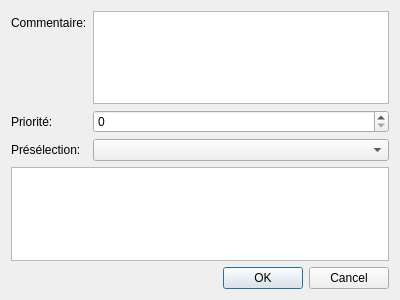
AlexandreGirardin/ProjetAnalyse, file InfoDynamiqueQt/Vues/vuegestionfiche.ui: the form before one commit.
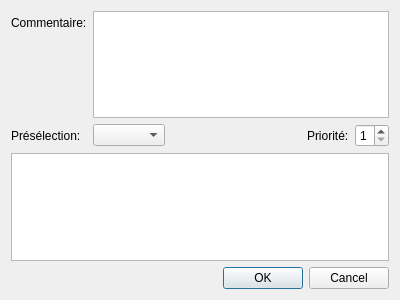
The form after the commit.

Commit message: Meilleure utilisation des combobox pour les appareils et les fiches

The edit to the form file:
```diff
--- a/InfoDynamiqueQt/Vues/vuegestionfiche.ui
+++ b/InfoDynamiqueQt/Vues/vuegestionfiche.ui
@@ -16,6 +16,9 @@
   <layout class="QVBoxLayout" name="verticalLayout">
    <item>
     <layout class="QFormLayout" name="formLayout">
+     <property name="fieldGrowthPolicy">
+      <enum>QFormLayout::ExpandingFieldsGrow</enum>
+     </property>
      <item row="0" column="0">
       <widget class="QLabel" name="etiquetteCommentaire">
        <property name="text">
@@ -26,27 +29,35 @@
      <item row="0" column="1">
       <widget class="QTextEdit" name="champCommentaire"/>
      </item>
-     <item row="2" column="1">
+     <item row="1" column="1">
+      <layout class="QHBoxLayout" name="horizontalLayout">
+       <item>
       <widget class="QComboBox" name="comboEnsemble"/>
      </item>
-     <item row="1" column="0">
+       <item>
+        <spacer name="horizontalSpacer">
+         <property name="orientation">
+          <enum>Qt::Horizontal</enum>
+         </property>
+         <property name="sizeHint" stdset="0">
+          <size>
+           <width>40</width>
+           <height>20</height>
+          </size>
+         </property>
+        </spacer>
+       </item>
+       <item>
       <widget class="QLabel" name="etiquettePriorite">
        <property name="text">
         <string>Priorité:</string>
        </property>
       </widget>
      </item>
-     <item row="2" column="0">
-      <widget class="QLabel" name="etiquetteEnsemble">
-       <property name="text">
-        <string>Présélection:</string>
-       </property>
-      </widget>
-     </item>
-     <item row="1" column="1">
+       <item>
       <widget class="QSpinBox" name="champPriorite">
        <property name="minimum">
-        <number>0</number>
+          <number>1</number>
        </property>
        <property name="maximum">
         <number>5</number>
@@ -55,6 +66,15 @@
      </item>
     </layout>
    </item>
+     <item row="1" column="0">
+      <widget class="QLabel" name="etiquetteEnsemble">
+       <property name="text">
+        <string>Présélection:</string>
+       </property>
+      </widget>
+     </item>
+    </layout>
+   </item>
    <item>
     <widget class="QTableView" name="tableTaches"/>
    </item>
```
Left out of the diff: 1 changed line with no effect on the pictures. Lines whose indentation alone changed are shown as unchanged. The commit also changes 7 other files.
